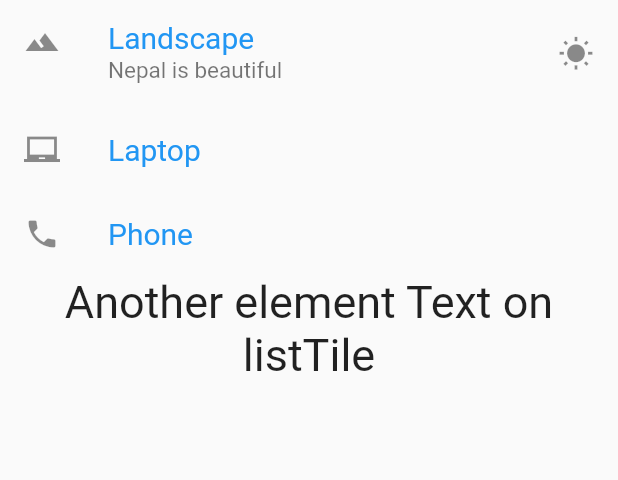
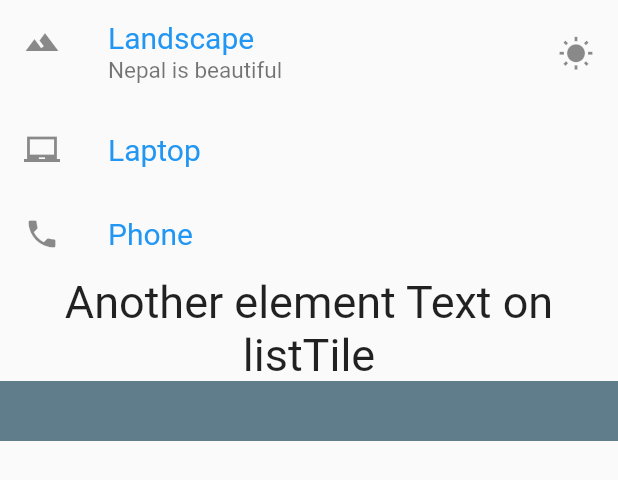
Before and after one commit to shubhampokhrel81/flutterapp1, a Flutter app: what getListView() shows on an empty page, opened directly, on a phone screen of 412 x 824 dp. Shown: the top 480 px of the screen. Run offline on Flutter 3.47's test engine with Material 2 defaults, Android fonts, the phone set to English and light mode, and no system bars.

Commit message:
Container added

```diff
--- a/flutterapp/lib/main.dart
+++ b/flutterapp/lib/main.dart
@@ -31,6 +31,7 @@ Widget getListView(){
       title: Text("Phone",style: TextStyle(color: Colors.blue, fontSize: 20.0),),
     ),
     Text("Another element Text on listTile", style:TextStyle(fontSize: 30.0),textAlign: TextAlign.center,),
+    Container(color: Colors.blueGrey,height: 40.0,)
   ],
   );
   return listView;
```
